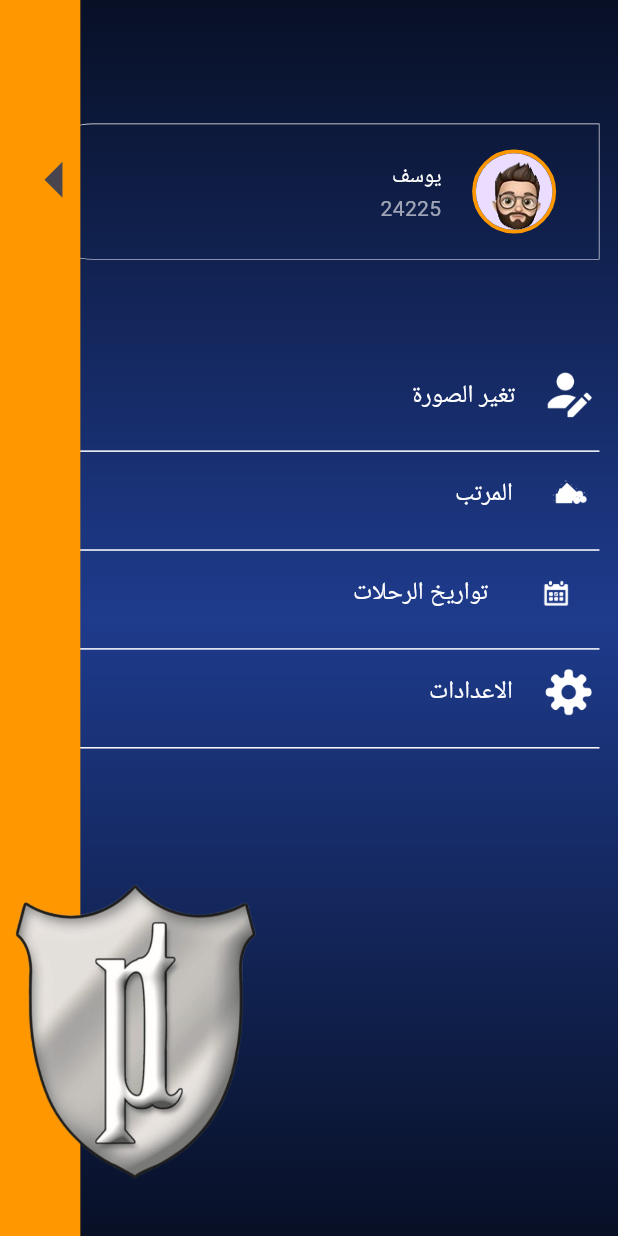
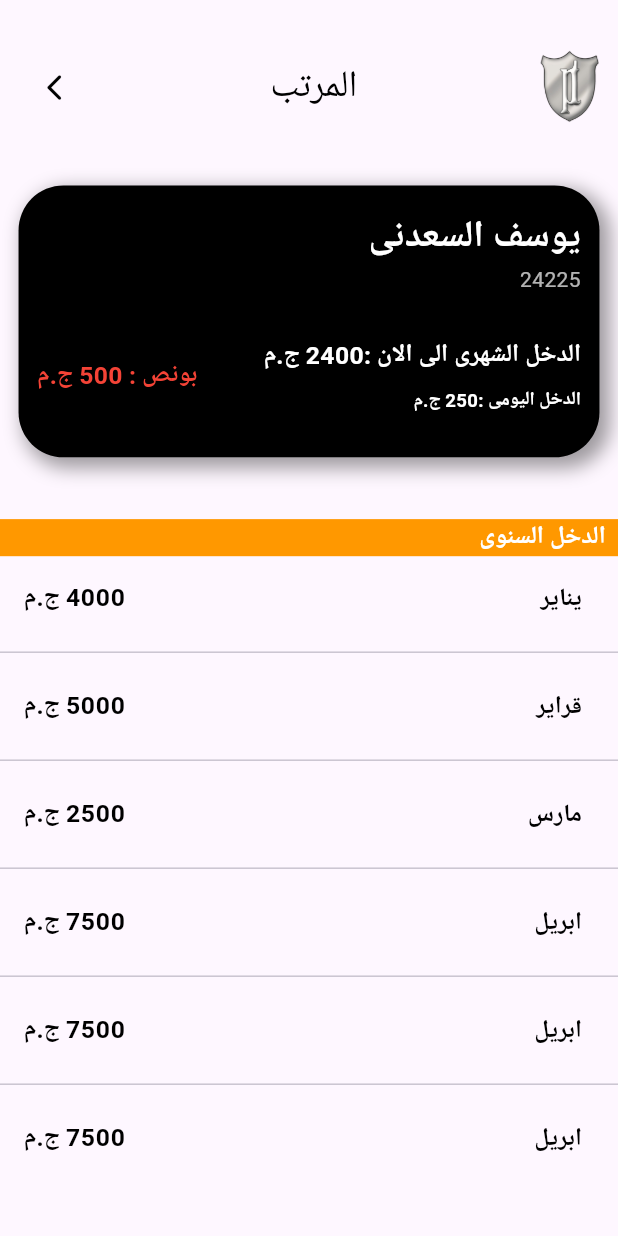
Before and after one commit to Elsadany27/TransportApp, a Flutter app: the CustomeSidebar screen opened directly, after a tap on "المرتب", on a phone screen of 412 x 824 dp. Run offline on Flutter 3.47's test engine with Material 3 defaults, Android fonts, the phone set to English and light mode, and no system bars; our stand-ins replace firebase_core, firebase_storage, flutter_bloc, geolocator, image_picker, latlong2; missing offline and left inert: location_picker_flutter_map, qr_code_scanner_plus; accounts and stored records are empty.

Commit message:
features sidebar

```diff
--- a/lib/features/home/data/data.dart
+++ b/lib/features/home/data/data.dart
@@ -9,3 +9,14 @@ class StepsData{
   String? name,subtitle;
   StepsData({this.name, this.subtitle});
 }
+
+class JourneyHistoriesData{
+  String? day,jorneyname;
+  JourneyHistoriesData({this.day, this.jorneyname});
+}
+
+class SalaryMonths{
+  String? monthname,totalsaraly;
+
+  SalaryMonths({this.monthname, this.totalsaraly});
+}
--- a/lib/features/home/presentation/view model/homestate.dart
+++ b/lib/features/home/presentation/view model/homestate.dart
@@ -6,6 +6,12 @@ class ChangeState extends HomeState{}
 class UnchangeState extends HomeState{}
 
 //chnage image
-class DisplayImage extends HomeState{}
-class IsloadingImage extends HomeState{}
-class NormalImage extends HomeState{}
+class IsloadingImage extends HomeState {}
+
+class DisplayImage extends HomeState {}
+
+class FailureState extends HomeState {
+  final String error;
+  FailureState({required this.error});
+}
+class InitialState extends HomeState{}
--- /dev/null
+++ b/lib/features/home/presentation/view/sidebar/salarydetails.dart
@@ -0,0 +1,92 @@
+import 'package:flutter/material.dart';
+
+import '../../../data/data.dart';
+import '../widgets/customeappbarSidebar.dart';
+
+class SalaryDetails extends StatelessWidget {
+   SalaryDetails({super.key});
+
+   List<SalaryMonths> data=[
+     SalaryMonths(monthname: "يناير",totalsaraly: "4000 ج.م"),
+     SalaryMonths(monthname: "قراير",totalsaraly: "5000 ج.م"),
+     SalaryMonths(monthname: "مارس",totalsaraly: "2500 ج.م"),
+     SalaryMonths(monthname: "ابريل",totalsaraly: "7500 ج.م"),
+     SalaryMonths(monthname: "ابريل",totalsaraly: "7500 ج.م"),
+     SalaryMonths(monthname: "ابريل",totalsaraly: "7500 ج.م"),
+     SalaryMonths(monthname: "ابريل",totalsaraly: "7500 ج.م"),
+     SalaryMonths(monthname: "ابريل",totalsaraly: "7500 ج.م"),
+   ];
+  @override
+  Widget build(BuildContext context) {
+    final screenSize = MediaQuery.of(context).size;
+    return Scaffold(
+      body: Column(children: [
+        //appbar
+        CustomeAppbarSidebar(texxt: "المرتب",color: Colors.black,),
+
+        //card Visa
+        Container(
+          width: double.infinity,
+          padding: EdgeInsets.only(left: screenSize.width*0.03,right: screenSize.width*0.03,top: screenSize.height*0.02),
+          margin: EdgeInsets.only(left: screenSize.width*0.03,right: screenSize.width*0.03,top: screenSize.height*0.05),
+          height:screenSize.height*0.22,
+          decoration: BoxDecoration(
+              boxShadow: [
+                BoxShadow(
+                  color: Colors.black38,
+                  offset: const Offset(5.0, 5.0),
+                  blurRadius: 10.0,
+                  spreadRadius: 2.0,
+                ),
+              ],
+              color: Colors.black,borderRadius: BorderRadius.circular(30)),
+          child: Column(
+            crossAxisAlignment: CrossAxisAlignment.end,
+            children: [
+
+              Text("يوسف السعدنى ",textDirection: TextDirection.rtl,style: TextStyle(color: Colors.white,fontSize: screenSize.width*0.06,fontWeight: FontWeight.bold),),
+              Text("24225",style: TextStyle(color: Colors.white70),textDirection: TextDirection.rtl,),
+              SizedBox(height: screenSize.height*0.035,),
+
+              //total saraly
+              Row(mainAxisAlignment: MainAxisAlignment.spaceBetween,
+                children: [
+                Text("بونص : 500 ج.م",style: TextStyle(fontSize: screenSize.width*0.04,fontWeight: FontWeight.bold,color: Colors.red),textDirection: TextDirection.rtl,),
+
+                Container(
+                  alignment: Alignment.bottomRight,
+                  width: screenSize.width*0.55,
+                  child: Column(crossAxisAlignment: CrossAxisAlignment.end,
+                    children: [
+                  Text("الدخل الشهرى الى الان :2400 ج.م",style: TextStyle(color: Colors.white,fontSize: screenSize.width*0.04,fontWeight: FontWeight.bold,),textDirection: TextDirection.rtl,),SizedBox(height: screenSize.height*0.01,),
+                  Text("الدخل اليومى :250 ج.م",style: TextStyle(color: Colors.white,fontSize: screenSize.width*0.03,fontWeight: FontWeight.w600,),),
+                ],),),
+              ],),
+            ],
+          ),
+        ),
+
+        //saraly months
+        Container(
+          margin: EdgeInsets.only(top: screenSize.height*0.05),
+          padding: EdgeInsets.only(right: screenSize.width*0.02),
+          height: screenSize.height*0.03,
+          width: double.infinity,
+          color: Colors.orange,
+          child: Text("الدخل السنوى",style: TextStyle(color: Colors.white,fontWeight: FontWeight.w700,fontSize: screenSize.width*0.04),textDirection: TextDirection.rtl,),
+        ),
+
+        //salary all months
+        Container(
+          height: screenSize.height*0.5,
+          child: ListView.separated(itemBuilder: (context, index) => ListTile(
+            title: Text("${data[index].monthname}",textDirection:TextDirection.rtl,style: TextStyle(color: Colors.black,fontSize: screenSize.width*0.04,fontWeight: FontWeight.w700),),
+            leading: Text("${data[index].totalsaraly}",textDirection:TextDirection.rtl,style: TextStyle(color: Colors.black,fontSize: screenSize.width*0.04,fontWeight: FontWeight.w700),),
+          ),
+              separatorBuilder: (context, index) => Divider(),
+              itemCount: data.length),
+        )
+      ],),
+    );
+  }
+}
--- /dev/null
+++ b/lib/features/home/presentation/view/widgets/customeappbarSidebar.dart
@@ -0,0 +1,24 @@
+import 'package:flutter/material.dart';
+
+import '../../../../../core/utilities/app_images.dart';
+
+class CustomeAppbarSidebar extends StatelessWidget {
+   CustomeAppbarSidebar({super.key,this.texxt,this.color});
+
+  String? texxt;
+  Color? color;
+  @override
+  Widget build(BuildContext context) {
+    final screenSize = MediaQuery.of(context).size;
+    return Padding(
+      padding:EdgeInsets.only(left: screenSize.width*0.03,right: screenSize.width*0.03,top: screenSize.height*0.04),
+      child: Row(
+        mainAxisAlignment: MainAxisAlignment.spaceBetween,
+        children: [
+          IconButton(onPressed: (){Navigator.of(context).pop();}, icon: Icon(color: color,Icons.arrow_back_ios_new_rounded,size: screenSize.height*0.025,)),
+          Text("$texxt",style: TextStyle(color: color,fontSize: screenSize.width*0.06,fontWeight: FontWeight.w500),textDirection: TextDirection.rtl,),
+          Image.asset(Assets.logo,height: screenSize.height*0.06,),
+        ],),
+    );
+  }
+}
--- a/lib/features/home/presentation/view/widgets/customecircleavatat.dart
+++ b/lib/features/home/presentation/view/widgets/customecircleavatat.dart
@@ -3,7 +3,6 @@ import 'package:flutter_bloc/flutter_bloc.dart';
 import 'package:trasportation/core/utilities/app_images.dart';
 import 'package:trasportation/features/home/presentation/view%20model/homecubit.dart';
 import 'package:trasportation/features/home/presentation/view%20model/homestate.dart';
-
 
 class CustomeCircleAvatar extends StatelessWidget {
   CustomeCircleAvatar({super.key});
@@ -11,22 +10,40 @@ class CustomeCircleAvatar extends StatelessWidget {
   @override
   Widget build(BuildContext context) {
     final screenSize = MediaQuery.of(context).size;
-    return  BlocProvider(
+
+    return BlocProvider<HomeCubit>(
       create: (context) => HomeCubit(),
       child: Container(
         decoration: BoxDecoration(
           shape: BoxShape.circle,
-          border: Border.all(width:screenSize.width *0.006,color: Colors.orange)
+          border: Border.all(width: screenSize.width * 0.006, color: Colors.orange),
         ),
-      child: BlocConsumer<HomeCubit, HomeState>(
-  listener: (context, state) {
-    // TODO: implement listener
-  },
+        child: BlocBuilder<HomeCubit, HomeState>(
           builder: (context, state) {
+            if (state is IsloadingImage) {
+              return CircleAvatar(
+                child: CircularProgressIndicator(),
+                radius: 30,
+              );
+            } else if (state is DisplayImage) {
+              final urlImage = BlocProvider.of<HomeCubit>(context).urlimage;
+              if (urlImage == null) {
                 return CircleAvatar(
                   radius: 30,
-        backgroundImage: BlocProvider.of<HomeCubit>(context).urlimage==null?AssetImage(Assets.admin):NetworkImage("${BlocProvider.of<HomeCubit>(context).urlimage}"),
+                  backgroundImage: AssetImage(Assets.admin),
                 );
+              } else {
+                return CircleAvatar(
+                  radius: 30,
+                  backgroundImage: NetworkImage(urlImage),
+                );
+              }
+            } else {
+              return CircleAvatar(
+                backgroundImage: AssetImage(Assets.admin),
+                radius: 30,
+              );
+            }
           },
         ),
       ),
--- a/lib/features/home/presentation/view/widgets/customesidebar.dart
+++ b/lib/features/home/presentation/view/widgets/customesidebar.dart
@@ -2,9 +2,11 @@ import 'package:flutter/material.dart';
 import 'package:flutter_bloc/flutter_bloc.dart';
 import 'package:trasportation/features/home/presentation/view%20model/homecubit.dart';
 import 'package:trasportation/features/home/presentation/view%20model/homestate.dart';
+import 'package:trasportation/features/home/presentation/view/sidebar/salarydetails.dart';
 import '../../../../../core/utilities/app_images.dart';
 import 'ImageWithTextSidebar.dart';
 import 'customecircleavatat.dart';
+import '../sidebar/journeyhistories.dart';
 
 class CustomeSidebar extends StatelessWidget {
   CustomeSidebar({super.key,this.name,this.code});
@@ -50,13 +52,20 @@ class CustomeSidebar extends StatelessWidget {
               },image: "${Assets.edit}",text: "تغير الصورة",),
               Divider(height: screenSize.height*0.01,color: Colors.white),
 
-              ImageWithTextMenu(ontap: (){},image: "${Assets.money}",text: "المرتب",),
+              ImageWithTextMenu(ontap: (){
+                Navigator.of(context).push(MaterialPageRoute(builder: (context) => SalaryDetails(),));
+              },image: "${Assets.money}",text: "المرتب",),
               Divider(height: screenSize.height*0.01,color: Colors.white),
 
-              ImageWithTextMenu(ontap: (){},image: "${Assets.date}",text: "تواريخ الرحلات",),
+              ImageWithTextMenu(ontap: (){
+                Navigator.of(context).push(MaterialPageRoute(builder: (context) => JourneyHistories(),));
+              },image: "${Assets.date}",text: "تواريخ الرحلات",),
               Divider(height: screenSize.height*0.01,color: Colors.white),
 
               ImageWithTextMenu(ontap: (){},image: "${Assets.setting}",text: "الاعدادات",),
+              Divider(height: screenSize.height*0.01,color: Colors.white),
+
+              ImageWithTextMenu(ontap: (){},image: "${Assets.date}",text: "نبذه عننا",),
               Divider(height: screenSize.height*0.01,color: Colors.white),
 
             ],),),
```
Also changed, not shown: lib/features/home/presentation/view model/homecubit.dart (+24 -14 lines), lib/features/home/presentation/view/sidebar/journeyhistories.dart (added, +46 -0 lines), lib/features/home/presentation/view/widgets/appbar.dart (+75 -15 lines). Lines whose indentation alone changed are shown as unchanged.
